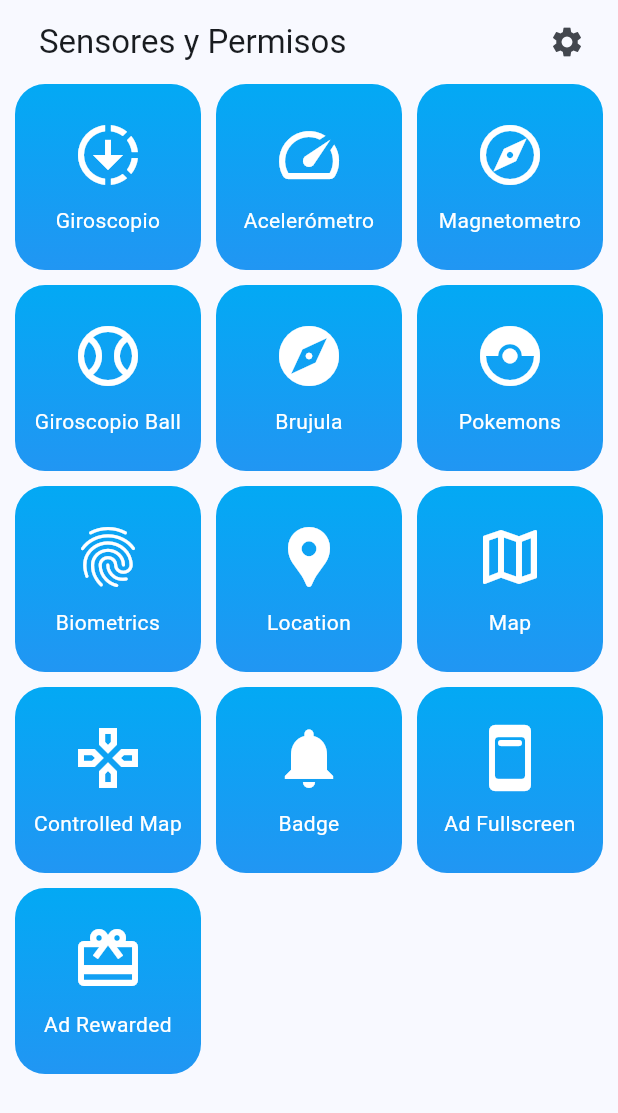
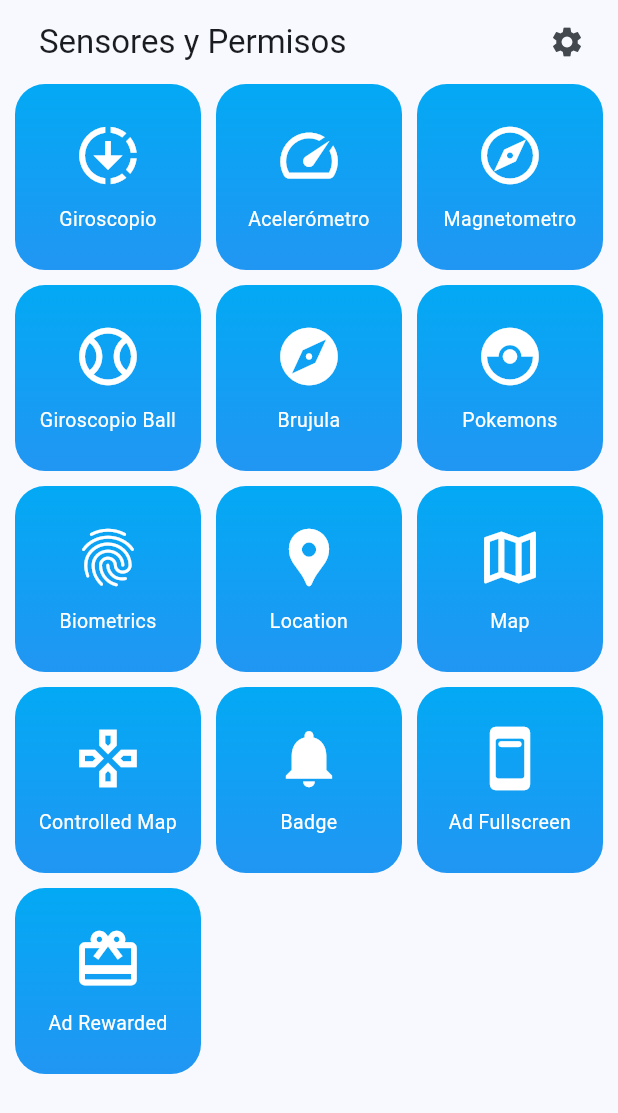
Before and after one commit to ferpaz/sensors_with_flutter, a Flutter app: the screen it shows after launch, on a phone screen of 412 x 824 dp. Shown: the top 1113 px of the screen. Run offline on Flutter 3.47's test engine with Material 3 defaults, Android fonts, the phone set to English and light mode, and no system bars; drawn by our look-alikes of google_mobile_ads; our stand-ins replace dio, flutter_compass, flutter_riverpod, geolocator, go_router, google_fonts and 7 more; missing offline and left inert: flutter_app_badger, quick_actions; generated files the repository leaves out were written again; network calls fail.

Commit message:
Se arreglo un error de overflow del texto en el main menu

```diff
--- a/lib/presentation/widgets/shared/main_menu.dart
+++ b/lib/presentation/widgets/shared/main_menu.dart
@@ -54,9 +54,14 @@ class _HomeMenuItem extends StatelessWidget {
         child: Column(
           mainAxisAlignment: MainAxisAlignment.center,
           children: [
-            Icon(icon, color: Colors.white, size: 48,),
+            Icon(icon, color: Colors.white, size: 46,),
             const SizedBox(height: 10,),
-            Text(title, textAlign: TextAlign.center, style: const TextStyle(color: Colors.white,)),
+            Text(title,
+              textAlign: TextAlign.center,
+              style: const TextStyle(color: Colors.white, fontSize: 13, ),
+              overflow: TextOverflow.ellipsis,
+              maxLines: 2,
+            ),
           ],
         ),
       ),
```
